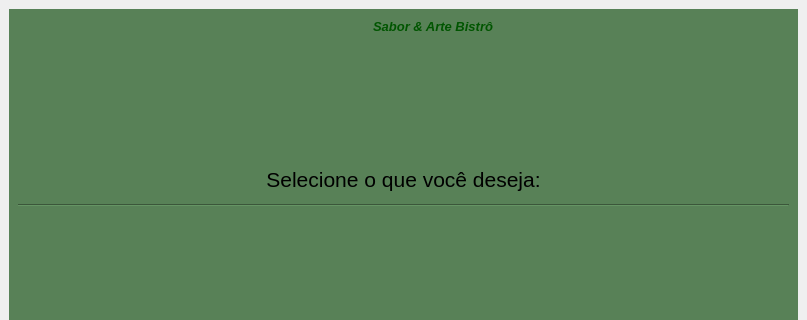
lauraprass/aplicativo_de_pedidos_para_restaurante, file telas_qt/janela_opcoes.ui: the form before one commit; both pictures show x 0 to 807 and y 0 to 320 of the 807 by 719 pixel window.
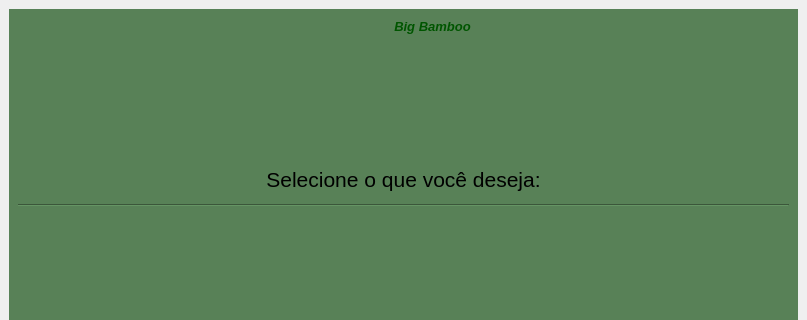
The form after the commit. Icons and pictures are not drawn.

Commit message: logo adicionada

```diff
--- a/telas_qt/janela_opcoes.ui
+++ b/telas_qt/janela_opcoes.ui
@@ -38,7 +38,7 @@
       </property>
       <layout class="QVBoxLayout" name="verticalLayout">
        <item>
-        <layout class="QHBoxLayout" name="horizontalLayout_7">
+        <layout class="QHBoxLayout" name="horizontalLayout_8">
          <item>
           <spacer name="horizontalSpacer_7">
            <property name="orientation">
@@ -53,7 +53,7 @@
           </spacer>
          </item>
          <item>
-          <layout class="QHBoxLayout" name="horizontalLayout_8">
+          <layout class="QHBoxLayout" name="horizontalLayout_7">
            <item>
             <widget class="QWidget" name="widget_2" native="true">
              <property name="minimumSize">
@@ -87,7 +87,7 @@
               <bool>true</bool>
              </property>
              <property name="text">
-              <string notr="true">&lt;html&gt;&lt;head/&gt;&lt;body&gt;&lt;p align=&quot;center&quot;&gt;&lt;span style=&quot; font-size:16pt; font-weight:600; font-style:italic; color:#005500; vertical-align:super;&quot;&gt;Sabor &amp;amp; Arte Bistrô&lt;/span&gt;&lt;/p&gt;&lt;/body&gt;&lt;/html&gt;</string>
+              <string notr="true">&lt;html&gt;&lt;head/&gt;&lt;body&gt;&lt;p align=&quot;center&quot;&gt;&lt;span style=&quot; font-size:16pt; font-weight:600; font-style:italic; color:#005500; vertical-align:super;&quot;&gt;Big Bamboo&lt;/span&gt;&lt;/p&gt;&lt;/body&gt;&lt;/html&gt;</string>
              </property>
             </widget>
            </item>
```
Left out of the diff: 2 changed lines with no effect on the pictures.
